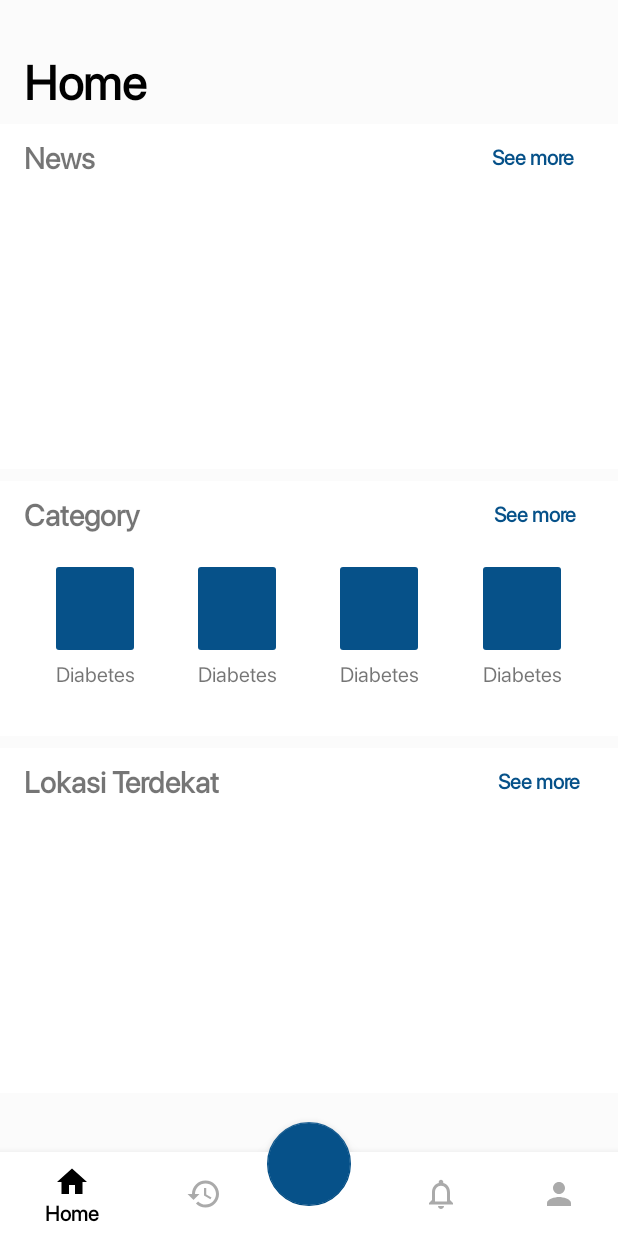
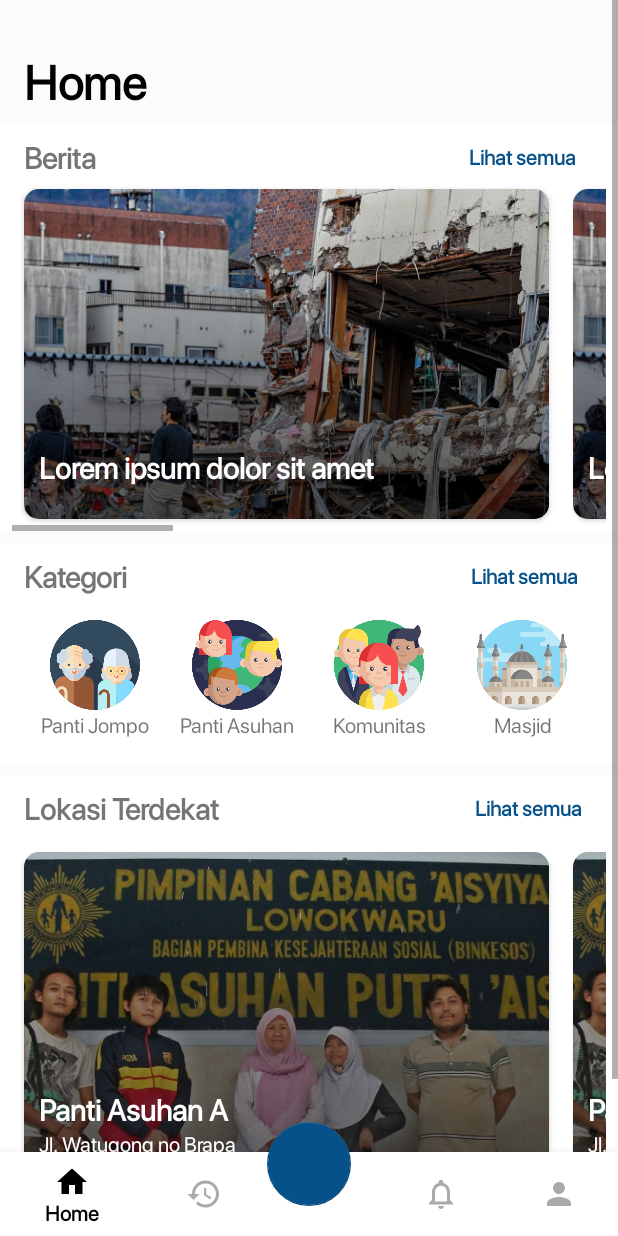
Before and after one commit to radityarin/Nulungi, an Android app: the HomeFragment screen opened directly, with no data from a screen before it, on a phone screen of 412 x 824 dp. Run offline under Robolectric (Android 15) with nearby library versions, the phone set to English and light mode, and no system bars.

Commit message:
nambah ui apa ya lupa, beberapa masih sementara dummy

```diff
--- a/app/src/main/AndroidManifest.xml
+++ b/app/src/main/AndroidManifest.xml
@@ -9,7 +9,8 @@
         android:roundIcon="@drawable/logo"
         android:supportsRtl="true"
         android:theme="@style/AppTheme">
-        <activity android:name=".SignUpPage"></activity>
+        <activity android:name=".BeritaPage"></activity>
+        <activity android:name=".SignUpPage" />
         <activity android:name=".LoginPage" />
         <activity android:name=".LandingPage" />
         <activity android:name=".SplashScreen">
--- /dev/null
+++ b/app/src/main/res/drawable-v24/ic_arrow_back_black_24dp.xml
@@ -0,0 +1,5 @@
+<vector android:height="24dp" android:tint="#FFFFFF"
+    android:viewportHeight="24.0" android:viewportWidth="24.0"
+    android:width="24dp" xmlns:android="http://schemas.android.com/apk/res/android">
+    <path android:fillColor="#FF000000" android:pathData="M20,11H7.83l5.59,-5.59L12,4l-8,8 8,8 1.41,-1.41L7.83,13H20v-2z"/>
+</vector>
--- /dev/null
+++ b/app/src/main/res/drawable/trending_gradient_shape_2.xml
@@ -0,0 +1,11 @@
+<shape xmlns:android="http://schemas.android.com/apk/res/android"
+    android:shape="rectangle" >
+
+    <gradient
+        android:angle="90"
+        android:endColor="#00ffffff"
+        android:startColor="#aa000000"
+         />
+
+    <corners android:radius="0dp" />
+</shape>
--- /dev/null
+++ b/app/src/main/res/layout/card_lokasi.xml
@@ -0,0 +1,60 @@
+<?xml version="1.0" encoding="utf-8"?>
+<android.support.v7.widget.CardView xmlns:android="http://schemas.android.com/apk/res/android"
+    xmlns:app="http://schemas.android.com/apk/res-auto"
+    android:id="@+id/linearlayoutcardrs"
+    android:layout_width="350dp"
+    android:layout_height="220dp"
+    android:layout_marginHorizontal="8dp"
+    android:layout_marginVertical="8dp"
+    android:elevation="0dp"
+    app:cardCornerRadius="10dp">
+
+    <RelativeLayout
+        android:layout_width="match_parent"
+        android:layout_height="match_parent"
+        android:orientation="vertical">
+
+        <FrameLayout
+            android:layout_width="match_parent"
+            android:layout_height="match_parent">
+
+            <ImageView
+                android:id="@+id/urledukasi"
+                android:layout_width="match_parent"
+                android:layout_height="300dp"
+                android:scaleType="centerCrop"
+                android:src="@drawable/pantifoto" />
+
+            <View
+                android:layout_width="match_parent"
+                android:layout_height="match_parent"
+                android:background="@drawable/trending_gradient_shape_2" />
+
+        </FrameLayout>
+
+        <LinearLayout
+            android:layout_width="match_parent"
+            android:layout_height="wrap_content"
+            android:paddingHorizontal="10dp"
+
+            android:layout_marginBottom="16dp"
+            android:layout_alignParentBottom="true"
+            android:orientation="vertical">
+
+            <TextView
+                android:id="@+id/judul"
+                android:layout_width="match_parent"
+                android:layout_height="wrap_content"
+                android:text="Panti Asuhan A"
+                android:textColor="@android:color/white"
+                android:textSize="20dp"
+                android:textStyle="bold" />
+
+            <TextView
+                android:layout_width="match_parent"
+                android:layout_height="wrap_content"
+                android:text="Jl. Watugong no Brapa"
+                android:textColor="@android:color/white" />
+        </LinearLayout>
+    </RelativeLayout>
+</android.support.v7.widget.CardView>
--- /dev/null
+++ b/app/src/main/res/layout/card_news.xml
@@ -0,0 +1,47 @@
+<?xml version="1.0" encoding="utf-8"?>
+<android.support.v7.widget.CardView
+    xmlns:android="http://schemas.android.com/apk/res/android"
+    xmlns:app="http://schemas.android.com/apk/res-auto"
+    android:id="@+id/cardnews"
+    android:layout_marginVertical="8dp"
+    android:layout_width="350dp"
+    android:layout_height="220dp"
+    android:elevation="0dp"
+    android:layout_marginHorizontal="8dp"
+    app:cardCornerRadius="10dp">
+
+    <RelativeLayout
+        android:layout_width="match_parent"
+        android:layout_height="match_parent"
+        android:orientation="vertical">
+
+        <FrameLayout
+            android:layout_width="match_parent"
+            android:layout_height="match_parent">
+            <ImageView
+                android:id="@+id/urledukasi"
+                android:layout_width="match_parent"
+                android:layout_height="300dp"
+                android:src="@drawable/testfotobencana"
+                android:scaleType="centerCrop" />
+
+            <View
+                android:layout_width="match_parent"
+                android:layout_height="match_parent"
+                android:background="@drawable/trending_gradient_shape_2" />
+
+        </FrameLayout>
+        <TextView
+            android:id="@+id/judul"
+            android:layout_width="match_parent"
+            android:layout_height="70dp"
+            android:text="Lorem ipsum dolor sit amet"
+            android:textSize="20dp"
+            android:textColor="@android:color/white"
+            android:textStyle="bold"
+            android:gravity="center_vertical"
+            android:paddingHorizontal="10dp"
+            android:layout_alignParentBottom="true"/>
+
+    </RelativeLayout>
+</android.support.v7.widget.CardView>
--- a/app/src/main/res/layout/fragment_home.xml
+++ b/app/src/main/res/layout/fragment_home.xml
@@ -32,12 +32,11 @@
                     android:textSize="32dp"
                     android:textStyle="bold" />
 
-
             </RelativeLayout>
 
             <LinearLayout
                 android:layout_width="match_parent"
-                android:layout_height="230dp"
+                android:layout_height="wrap_content"
                 android:layout_marginTop="8dp"
                 android:background="@android:color/white"
                 android:orientation="vertical">
@@ -53,7 +52,7 @@
                         android:layout_width="wrap_content"
                         android:layout_height="match_parent"
                         android:layout_weight="10"
-                        android:text="News"
+                        android:text="Berita"
                         android:textSize="20dp"
                         android:textStyle="bold" />
 
@@ -62,22 +61,38 @@
                         android:layout_height="match_parent"
                         android:layout_weight="1"
                         android:gravity="center"
-                        android:text="See more"
+                        android:text="Lihat semua"
                         android:textColor="@color/colorPrimary"
                         android:textStyle="bold" />
                 </LinearLayout>
 
-                <ViewFlipper
-                    android:id="@+id/slideshowphoto"
+                <HorizontalScrollView
                     android:layout_width="match_parent"
-                    android:layout_height="match_parent"
-                    android:layout_marginTop="8dp" />
+                    android:layout_marginHorizontal="8dp"
+                    android:layout_height="match_parent">
+
+                    <LinearLayout
+                        android:layout_width="match_parent"
+                        android:layout_height="wrap_content"
+                        android:orientation="horizontal">
+
+                        <include android:id="@+id/berita"
+                            layout="@layout/card_news" />
+
+                        <include layout="@layout/card_news" />
+
+                        <include layout="@layout/card_news" />
+
+                        <include layout="@layout/card_news" />
+
+                    </LinearLayout>
+                </HorizontalScrollView>
 
             </LinearLayout>
 
             <LinearLayout
                 android:layout_width="match_parent"
-                android:layout_height="170dp"
+                android:layout_height="wrap_content"
                 android:layout_marginTop="8dp"
                 android:background="@android:color/white"
                 android:orientation="vertical">
@@ -93,7 +108,7 @@
                         android:layout_width="wrap_content"
                         android:layout_height="match_parent"
                         android:layout_weight="10"
-                        android:text="Category"
+                        android:text="Kategori"
                         android:textSize="20dp"
                         android:textStyle="bold" />
 
@@ -102,110 +117,100 @@
                         android:layout_height="match_parent"
                         android:layout_weight="1"
                         android:gravity="center"
-                        android:text="See more"
+                        android:text="Lihat semua"
                         android:textColor="@color/colorPrimary"
                         android:textStyle="bold" />
                 </LinearLayout>
 
                 <LinearLayout
                     android:layout_width="match_parent"
-                    android:layout_height="match_parent"
+                    android:layout_height="wrap_content"
                     android:orientation="vertical"
                     android:padding="16dp">
 
                     <LinearLayout
                         android:layout_width="match_parent"
                         android:layout_height="wrap_content"
-                        android:layout_weight="1"
                         android:orientation="horizontal">
 
                         <LinearLayout
                             android:layout_width="wrap_content"
-                            android:layout_height="match_parent"
+                            android:layout_height="wrap_content"
                             android:layout_weight="1"
                             android:orientation="vertical">
 
                             <ImageButton
                                 android:layout_width="60dp"
-                                android:layout_height="wrap_content"
+                                android:layout_height="60dp"
                                 android:layout_gravity="center"
-                                android:layout_weight="3"
-                                android:backgroundTint="@color/colorPrimary" />
+                                android:background="@drawable/grandparents" />
 
                             <TextView
                                 android:layout_width="match_parent"
                                 android:layout_height="wrap_content"
-                                android:layout_weight="1"
-                                android:text="Diabetes"
+                                android:text="Panti Jompo"
                                 android:textAlignment="center" />
                         </LinearLayout>
 
                         <LinearLayout
                             android:layout_width="wrap_content"
-                            android:layout_height="match_parent"
+                            android:layout_height="wrap_content"
                             android:layout_weight="1"
                             android:orientation="vertical">
 
                             <ImageButton
                                 android:layout_width="60dp"
-                                android:layout_height="wrap_content"
+                                android:layout_height="60dp"
                                 android:layout_gravity="center"
-                                android:layout_weight="3"
-                                android:backgroundTint="@color/colorPrimary" />
+                                android:background="@drawable/panti" />
 
                             <TextView
                                 android:layout_width="match_parent"
                                 android:layout_height="wrap_content"
-                                android:layout_weight="1"
-                                android:text="Diabetes"
+                                android:text="Panti Asuhan"
                                 android:textAlignment="center" />
                         </LinearLayout>
 
                         <LinearLayout
                             android:layout_width="wrap_content"
-                            android:layout_height="match_parent"
+                            android:layout_height="wrap_content"
                             android:layout_weight="1"
                             android:orientation="vertical">
 
                             <ImageButton
                                 android:layout_width="60dp"
-                                android:layout_height="wrap_content"
+                                android:layout_height="60dp"
                                 android:layout_gravity="center"
-                                android:layout_weight="3"
-                                android:backgroundTint="@color/colorPrimary" />
+                                android:background="@drawable/teamwork" />
 
                             <TextView
                                 android:layout_width="match_parent"
                                 android:layout_height="wrap_content"
-                                android:layout_weight="1"
-                                android:text="Diabetes"
+                                android:text="Komunitas"
                                 android:textAlignment="center" />
                         </LinearLayout>
 
                         <LinearLayout
                             android:layout_width="wrap_content"
-                            android:layout_height="match_parent"
+                            android:layout_height="wrap_content"
                             android:layout_weight="1"
                             android:orientation="vertical">
 
                             <ImageButton
                                 android:layout_width="60dp"
-                                android:layout_height="wrap_content"
+                                android:layout_height="60dp"
                                 android:layout_gravity="center"
-                                android:layout_weight="3"
-                                android:backgroundTint="@color/colorPrimary" />
+                                android:background="@drawable/istanbul" />
 
                             <TextView
                                 android:layout_width="match_parent"
                                 android:layout_height="wrap_content"
-                                android:layout_weight="1"
-                                android:text="Diabetes"
+                                android:text="Masjid"
                                 android:textAlignment="center" />
                         </LinearLayout>
 
 
                     </LinearLayout>
-
 
 
                 </LinearLayout>
@@ -214,7 +219,7 @@
 
             <LinearLayout
                 android:layout_width="match_parent"
-                android:layout_height="230dp"
+                android:layout_height="wrap_content"
                 android:layout_marginTop="8dp"
                 android:background="@android:color/white"
                 android:orientation="vertical">
@@ -239,13 +244,14 @@
                         android:layout_height="match_parent"
                         android:layout_weight="1"
                         android:gravity="center"
-                        android:text="See more"
+                        android:text="Lihat semua"
                         android:textColor="@color/colorPrimary"
                         android:textStyle="bold" />
                 </LinearLayout>
 
                 <HorizontalScrollView
                     android:layout_width="match_parent"
+                    android:layout_marginHorizontal="8dp"
                     android:layout_height="match_parent">
 
                     <LinearLayout
@@ -254,11 +260,18 @@
                         android:layout_marginTop="8dp"
                         android:orientation="horizontal">
 
+                        <include layout="@layout/card_lokasi"/>
+
+                        <include layout="@layout/card_lokasi"/>
+
+                        <include layout="@layout/card_lokasi"/>
+
+                        <include layout="@layout/card_lokasi"/>
+
+
                     </LinearLayout>
                 </HorizontalScrollView>
-
             </LinearLayout>
-
 
         </LinearLayout>
     </ScrollView>
```
Also changed, not shown: app/src/main/java/com/rai/nulungi/BeritaPage.java (added, +13 -0 lines), app/src/main/java/com/rai/nulungi/HomeFragment.java (+12 -18 lines), app/src/main/res/layout/activity_berita_page.xml (added, +67 -0 lines), app/src/main/res/layout/fragment_sumbang.xml (+4 -3 lines), app/src/main/res/drawable-xxhdpi/grandparents.png (added), app/src/main/res/drawable-xxhdpi/istanbul.png (added), app/src/main/res/drawable-xxhdpi/panti.png (added), app/src/main/res/drawable-xxhdpi/pantifoto.JPG (added), app/src/main/res/drawable-xxhdpi/teamwork.png (added), app/src/main/res/drawable-xxhdpi/testfotobencana.jpg (added).
